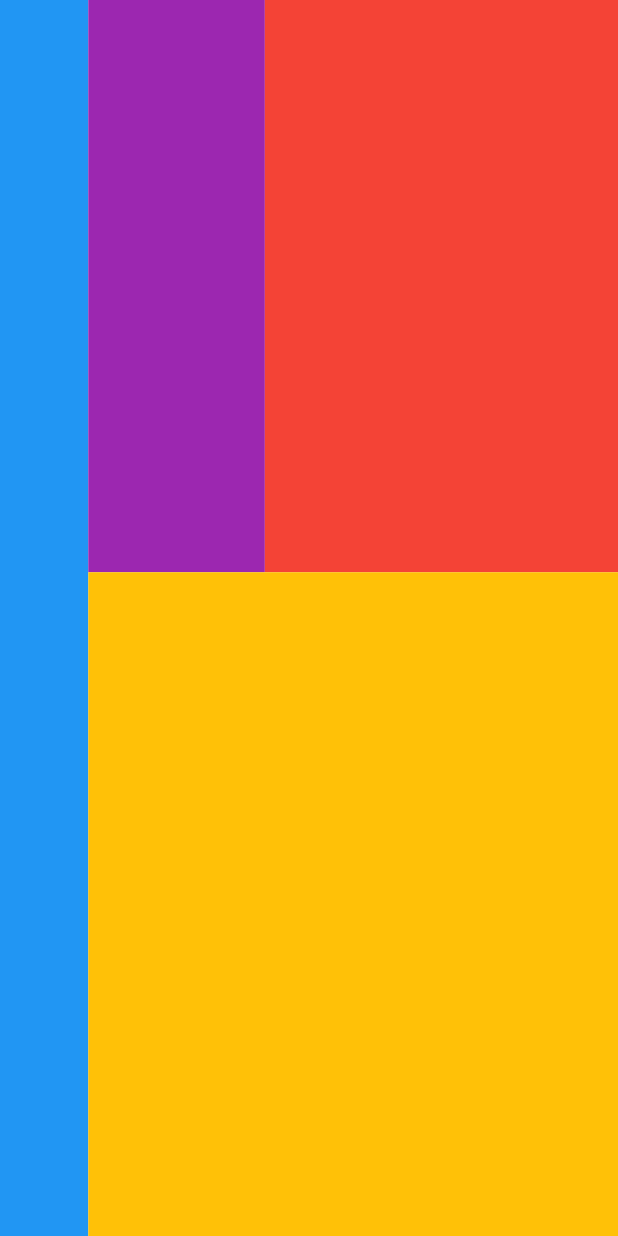
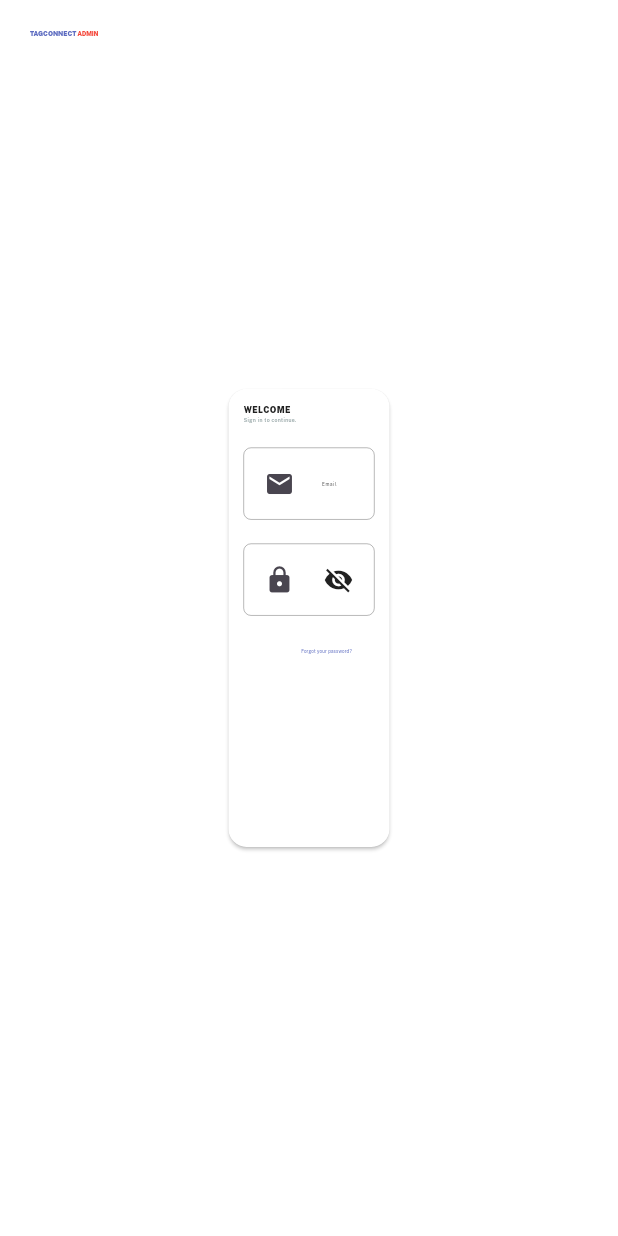
Before and after one commit to rhoebie/tagconnect-web-repo, a Flutter app: the screen it shows after launch, on a phone screen of 412 x 824 dp. Run offline on Flutter 3.47's test engine with Material 3 defaults, Android fonts, the phone set to English and light mode, and no system bars; our stand-ins replace flutter_screenutil; project files that could hold a hidden picture were left out.

Commit message:
Update 1

```diff
--- /dev/null
+++ b/lib/constant/color_constant.dart
@@ -0,0 +1,13 @@
+import 'package:flutter/material.dart';
+
+const Color tcViolet = Color(0xFF5C6BC0);
+const Color tcWhite = Color(0xFFFFFFFF);
+const Color tcDark = Color(0xFF34495E);
+const Color tcBlack = Color(0xFF212121);
+const Color tcGray = Color(0xFF95A5A6);
+const Color tcRed = Color(0xFFF44336);
+const Color tcAsh = Color(0xFFECEFF1);
+const Color tcGreen = Color(0xFF4CAF50);
+const Color tcBlue = Color(0xFF2196F3);
+const Color tcOrange = Color(0xFFFF9800);
+const Color tcYellow = Color(0xFFF1C40F);
--- a/lib/main.dart
+++ b/lib/main.dart
@@ -1,6 +1,6 @@
 import 'package:flutter/material.dart';
 import 'package:flutter_screenutil/flutter_screenutil.dart';
-import 'package:tagconnectweb/screens/home_screen.dart';
+import 'package:tagconnectweb/screens/login_screen.dart';
 
 void main() {
   runApp(const MyApp());
@@ -18,7 +18,7 @@ class MyApp extends StatelessWidget {
         return MaterialApp(
           debugShowCheckedModeBanner: false,
           title: 'System',
-          home: HomeScreen(),
+          home: LoginScreen(),
         );
       },
     );
--- /dev/null
+++ b/lib/screens/login_screen.dart
@@ -0,0 +1,286 @@
+import 'package:flutter/material.dart';
+import 'package:flutter_screenutil/flutter_screenutil.dart';
+import 'package:tagconnectweb/constant/color_constant.dart';
+
+class LoginScreen extends StatefulWidget {
+  const LoginScreen({super.key});
+
+  @override
+  State<LoginScreen> createState() => _LoginScreenState();
+}
+
+class _LoginScreenState extends State<LoginScreen> {
+  final GlobalKey<FormState> _formKey = GlobalKey<FormState>();
+  final TextEditingController _emailController = TextEditingController();
+  final TextEditingController _passwordController = TextEditingController();
+  final FocusNode _emailFocus = FocusNode();
+  final FocusNode _passwordFocus = FocusNode();
+  bool _passwordVisible = false;
+
+  @override
+  Widget build(BuildContext context) {
+    return Scaffold(
+      backgroundColor: tcWhite,
+      body: SafeArea(
+        child: Container(
+          padding: EdgeInsets.all(20),
+          child: Stack(
+            children: [
+              Align(
+                alignment: Alignment.topLeft,
+                child: RichText(
+                  textAlign: TextAlign.start,
+                  text: TextSpan(
+                    style: TextStyle(
+                      fontFamily: 'PublicSans',
+                      fontSize: 20.sp,
+                      fontWeight: FontWeight.w900,
+                      color: tcViolet,
+                    ),
+                    children: [
+                      TextSpan(
+                        text: 'TAG',
+                      ),
+                      TextSpan(
+                        text: 'CONNECT ',
+                      ),
+                      TextSpan(
+                        text: 'ADMIN',
+                        style: TextStyle(
+                          color: tcRed,
+                        ),
+                      ),
+                    ],
+                  ),
+                ),
+              ),
+              Align(
+                alignment: Alignment.center,
+                child: Card(
+                  color: tcWhite,
+                  child: Container(
+                    padding: EdgeInsets.all(10),
+                    width: 500.w,
+                    height: 400.h,
+                    child: Column(
+                      crossAxisAlignment: CrossAxisAlignment.start,
+                      children: [
+                        Text(
+                          'WELCOME',
+                          style: TextStyle(
+                            fontFamily: 'PublicSans',
+                            fontSize: 26.sp,
+                            fontWeight: FontWeight.w900,
+                            color: tcBlack,
+                          ),
+                        ),
+                        Text(
+                          'Sign in to continue.',
+                          style: TextStyle(
+                            fontFamily: 'PublicSans',
+                            fontSize: 16.sp,
+                            fontWeight: FontWeight.w400,
+                            color: tcGray,
+                          ),
+                        ),
+                        Divider(
+                          color: Colors.transparent,
+                        ),
+                        Form(
+                          key: _formKey,
+                          child: Column(
+                            children: [
+                              TextFormField(
+                                keyboardType: TextInputType.emailAddress,
+                                controller: _emailController,
+                                focusNode: _emailFocus,
+                                textAlign: TextAlign.start,
+                                style: TextStyle(
+                                  fontSize: 16.sp,
+                                  color: tcBlack,
+                                ),
+                                validator: (value) {
+                                  if (value == null || value.isEmpty) {
+                                    return 'Please enter an email address.';
+                                  } else if (!isValidEmail(value)) {
+                                    return 'Please enter a valid email address.';
+                                  }
+                                  return null;
+                                },
+                                decoration: InputDecoration(
+                                  labelText: 'Email',
+                                  labelStyle: TextStyle(
+                                    fontFamily: 'PublicSans',
+                                    fontSize: 14.sp,
+                                    fontWeight: FontWeight.w400,
+                                    color: tcBlack,
+                                  ),
+                                  contentPadding:
+                                      EdgeInsets.symmetric(vertical: 16),
+                                  prefixIcon: Icon(
+                                    Icons.email,
+                                    size: 20,
+                                  ),
+                                  border: OutlineInputBorder(
+                                    borderSide: BorderSide(
+                                      width: 1.w,
+                                    ),
+                                    borderRadius: BorderRadius.circular(5),
+                                  ),
+                                  enabledBorder: OutlineInputBorder(
+                                    borderSide: BorderSide(
+                                      color: tcBlack,
+                                      width: 1.w,
+                                    ),
+                                    borderRadius: BorderRadius.circular(5),
+                                  ),
+                                  focusedBorder: OutlineInputBorder(
+                                    borderSide: BorderSide(
+                                      color: tcViolet,
+                                      width: 2.w,
+                                    ),
+                                    borderRadius: BorderRadius.circular(5),
+                                  ),
+                                  errorBorder: OutlineInputBorder(
+                                    borderSide: BorderSide(
+                                      color: tcRed,
+                                      width: 2.w,
+                                    ),
+                                    borderRadius: BorderRadius.circular(5),
+                                  ),
+                                  disabledBorder: OutlineInputBorder(
+                                    borderSide: BorderSide(
+                                      color: tcGray,
+                                      width: 2.w,
+                                    ),
+                                    borderRadius: BorderRadius.circular(5),
+                                  ),
+                                ),
+                              ),
+                              Divider(
+                                color: Colors.transparent,
+                              ),
+                              TextFormField(
+                                keyboardType: TextInputType.visiblePassword,
+                                controller: _passwordController,
+                                focusNode: _passwordFocus,
+                                obscureText: !_passwordVisible,
+                                textAlign: TextAlign.start,
+                                style: TextStyle(
+                                  fontSize: 14.sp,
+                                  color: tcBlack,
+                                ),
+                                validator: (value) {
+                                  if (value!.isEmpty) {
+                                    return 'Password cannot be empty';
+                                  } else if (value.length < 6) {
+                                    return 'Password should atleast 6 characters or more';
+                                  }
+                                  return null; // Return null if the input is valid
+                                },
+                                decoration: InputDecoration(
+                                  labelText: 'Password',
+                                  labelStyle: TextStyle(
+                                    fontFamily: 'PublicSans',
+                                    fontSize: 14.sp,
+                                    fontWeight: FontWeight.w400,
+                                    color: tcBlack,
+                                  ),
+                                  contentPadding:
+                                      EdgeInsets.symmetric(vertical: 16),
+                                  prefixIcon: Icon(
+                                    Icons.lock,
+                                    size: 20,
+                                  ),
+                                  suffixIcon: IconButton(
+                                    onPressed: () {
+                                      setState(() {
+                                        _passwordVisible = !_passwordVisible;
+                                        print(_passwordVisible);
+                                      });
+                                    },
+                                    icon: Icon(
+                                      _passwordVisible
+                                          ? Icons.visibility
+                                          : Icons.visibility_off,
+                                      color: tcBlack,
+                                      size: 20,
+                                    ),
+                                  ),
+                                  border: OutlineInputBorder(
+                                    borderSide: BorderSide(
+                                      width: 1.w,
+                                    ),
+                                    borderRadius: BorderRadius.circular(5),
+                                  ),
+                                  enabledBorder: OutlineInputBorder(
+                                    borderSide: BorderSide(
+                                      color: tcBlack,
+                                      width: 1.w,
+                                    ),
+                                    borderRadius: BorderRadius.circular(5),
+                                  ),
+                                  focusedBorder: OutlineInputBorder(
+                                    borderSide: BorderSide(
+                                      color: tcViolet,
+                                      width: 2.w,
+                                    ),
+                                    borderRadius: BorderRadius.circular(5),
+                                  ),
+                                  errorBorder: OutlineInputBorder(
+                                    borderSide: BorderSide(
+                                      color: tcRed,
+                                      width: 2.w,
+                                    ),
+                                    borderRadius: BorderRadius.circular(5),
+                                  ),
+                                  disabledBorder: OutlineInputBorder(
+                                    borderSide: BorderSide(
+                                      color: tcGray,
+                                      width: 2.w,
+                                    ),
+                                    borderRadius: BorderRadius.circular(5),
+                                  ),
+                                ),
+                              ),
+                              Row(
+                                mainAxisAlignment: MainAxisAlignment.end,
+                                children: [
+                                  TextButton(
+                                    onPressed: () {},
+                                    child: Text(
+                                      'Forgot your password?',
+                                      textAlign: TextAlign.center,
+                                      style: TextStyle(
+                                        fontFamily: 'PublicSans',
+                                        fontSize: 14.sp,
+                                        fontWeight: FontWeight.w400,
+                                        color: tcViolet,
+                                      ),
+                                    ),
+                                  ),
+                                ],
+                              ),
+                            ],
+                          ),
+                        ),
+                        Divider(
+                          color: Colors.transparent,
+                        ),
+                      ],
+                    ),
+                  ),
+                ),
+              ),
+            ],
+          ),
+        ),
+      ),
+    );
+  }
+}
+
+bool isValidEmail(String email) {
+  final emailRegex = RegExp(r'^[\w-]+(\.[\w-]+)*@[\w-]+(\.[\w-]+)+$');
+  return emailRegex.hasMatch(email);
+}
```
